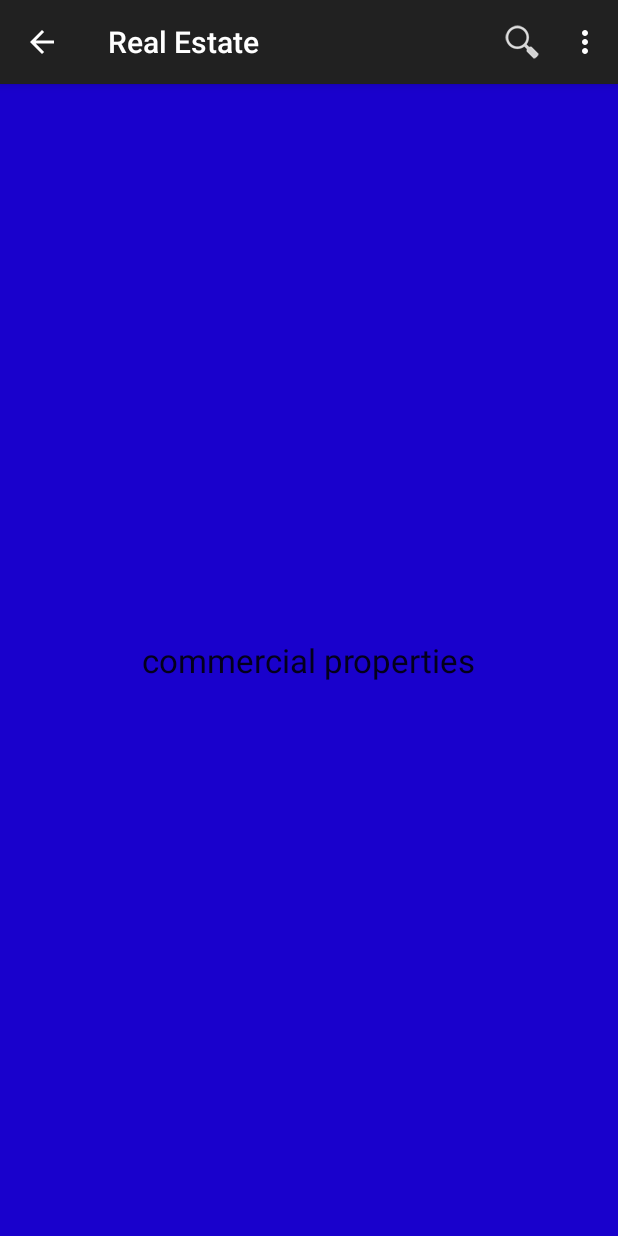
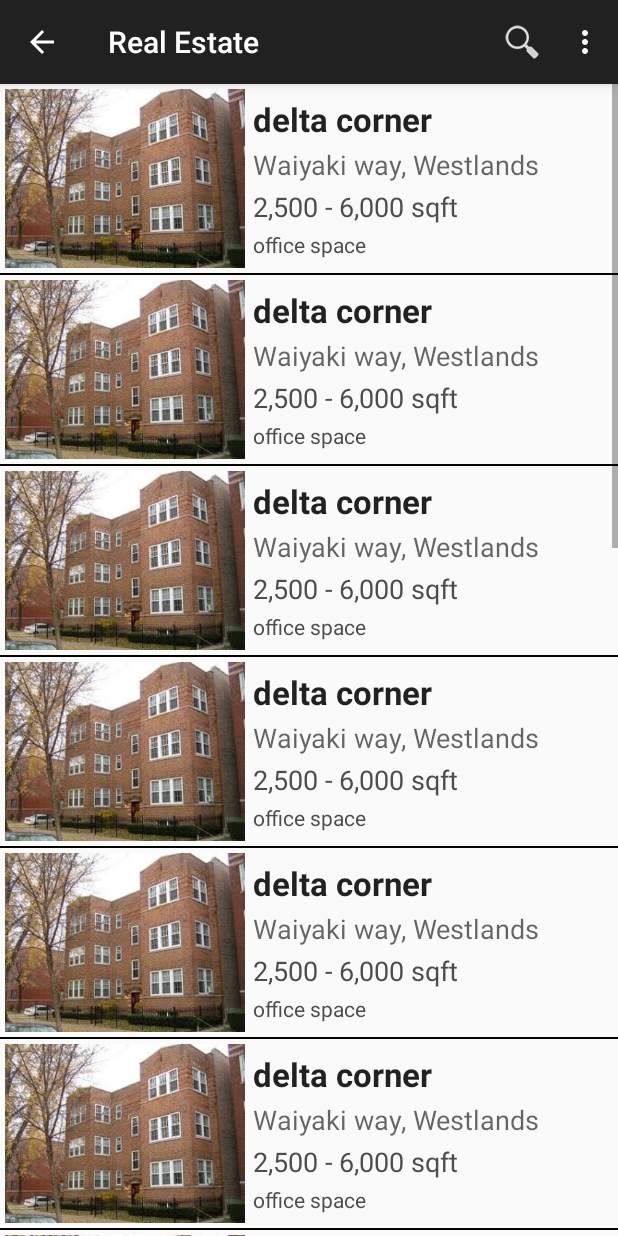
Before and after one commit to oguya/Real-Estate, an Android app: the fragment CommercialFrag placed in its activity, on a phone screen of 412 x 824 dp. Run offline under Robolectric (Android 15) with nearby library versions, the phone set to English and light mode, and no system bars; 2 statements that could not run were skipped.

Commit message:
handling db exceptions, commercial properties added

```diff
--- /dev/null
+++ b/keja/src/main/java/com/droid/keja/adapters/CommercialAdapter.java
@@ -0,0 +1,71 @@
+package com.droid.keja.adapters;
+
+import android.app.Activity;
+import android.view.LayoutInflater;
+import android.view.View;
+import android.view.ViewGroup;
+import android.widget.ArrayAdapter;
+import android.widget.ImageView;
+import android.widget.TextView;
+
+import com.droid.keja.R;
+import com.droid.keja.model.Commercial;
+
+import java.util.ArrayList;
+
+/**
+ * Created by james on 22/02/14.
+ */
+public class CommercialAdapter extends ArrayAdapter<Commercial> {
+
+    private Activity context;
+    private ArrayList<Commercial> commercialList;
+
+    private static class ViewHolder{
+        public ImageView property_img;
+        public TextView name_txt;
+        public TextView location_txt;
+        public TextView size_txt;
+        public TextView type_txt;
+    }
+
+    public CommercialAdapter(Activity context, ArrayList<Commercial> commercialList) {
+        super(context, R.layout.list_item_commercial, commercialList);
+
+        this.context = context;
+        this.commercialList = commercialList;
+    }
+
+
+    @Override
+    public View getView(int position, View convertView, ViewGroup parent){
+        View rowView = convertView;
+
+        if(rowView == null){
+            LayoutInflater inflater = context.getLayoutInflater();
+            rowView = inflater.inflate(R.layout.list_item_commercial, null);
+
+            ViewHolder viewHolder = new ViewHolder();
+            viewHolder.property_img = (ImageView)rowView.findViewById(R.id.list_property_img);
+            viewHolder.name_txt = (TextView)rowView.findViewById(R.id.property_name);
+            viewHolder.location_txt = (TextView)rowView.findViewById(R.id.property_location);
+            viewHolder.size_txt = (TextView)rowView.findViewById(R.id.property_size);
+            viewHolder.type_txt = (TextView)rowView.findViewById(R.id.property_type);
+
+            rowView.setTag(viewHolder);
+        }
+
+        ViewHolder viewHolder = (ViewHolder)rowView.getTag();
+
+        viewHolder.property_img.setImageResource(R.drawable.item_pic);
+        viewHolder.name_txt.setText(commercialList.get(position).getName());
+        viewHolder.location_txt.setText(commercialList.get(position).getLocation());
+        viewHolder.size_txt.setText(commercialList.get(position).getSize());
+        viewHolder.type_txt.setText(commercialList.get(position).getType());
+
+        //TODO add list scroll animation
+
+        return rowView;
+    }
+
+}
--- a/keja/src/main/java/com/droid/keja/adapters/HomeSaleAdapter.java
+++ b/keja/src/main/java/com/droid/keja/adapters/HomeSaleAdapter.java
@@ -59,7 +59,7 @@ public class HomeSaleAdapter extends ArrayAdapter<HomeSale> {
         ViewHolder viewHolder = (ViewHolder)rowView.getTag();
 
         String home_name = homeSaleList.get(position).getName();
-        viewHolder.price_txt.setText(homeSaleList.get(position).getPrice());
+        viewHolder.price_txt.setText("KES "+homeSaleList.get(position).getPrice());
         viewHolder.name_txt.setText(home_name);
         viewHolder.home_img.setImageResource(R.drawable.item_pic);
         viewHolder.location_txt.setText(homeSaleList.get(position).getLocation());
--- a/keja/src/main/java/com/droid/keja/db/DBAdapter.java
+++ b/keja/src/main/java/com/droid/keja/db/DBAdapter.java
@@ -3,6 +3,7 @@ package com.droid.keja.db;
 import android.content.Context;
 import android.database.Cursor;
 import android.database.sqlite.SQLiteDatabase;
+import android.database.sqlite.SQLiteException;
 import android.database.sqlite.SQLiteOpenHelper;
 import android.util.Log;
 import android.webkit.WebChromeClient;
@@ -45,7 +46,13 @@ public class DBAdapter {
     public ArrayList<HomeRent> getHomesRent(){
         ArrayList<HomeRent> homeRentList = new ArrayList<HomeRent>();
         String sql = "SELECT * FROM "+ Constants.TBL_HOMES+" where for_sale = 0";
-        Cursor cursor = db.rawQuery(sql, null);
+        Cursor cursor;
+        try{
+            cursor = db.rawQuery(sql, null);
+        }catch (SQLiteException ex){
+            Log.e(LOG_TAG, "exception in SQL: "+sql+". "+ex.getMessage());
+            return homeRentList;
+        }
 
         if(cursor.moveToFirst()){
             do{
@@ -73,7 +80,13 @@ public class DBAdapter {
     public ArrayList<HomeSale> getHomesSale(){
         ArrayList<HomeSale> homeSaleList = new ArrayList<HomeSale>();
         String sql = "SELECT * FROM "+ Constants.TBL_HOMES+" where for_sale = 1";
-        Cursor cursor = db.rawQuery(sql, null);
+        Cursor cursor;
+        try{
+            cursor = db.rawQuery(sql, null);
+        }catch (SQLiteException ex){
+            Log.e(LOG_TAG, "exception in SQL: "+sql+". "+ex.getMessage());
+            return homeSaleList;
+        }
 
         if(cursor.moveToFirst()){
             do{
@@ -102,7 +115,27 @@ public class DBAdapter {
     //return all homes for rent
     public ArrayList<Commercial> getCommercialProperties(){
         ArrayList<Commercial> commercialList = new ArrayList<Commercial>();
+        String sql = "SELECT * FROM "+Constants.TBL_COMMERCIAL;
+        Cursor cursor;
+        try{
+            cursor = db.rawQuery(sql, null);
+        }catch (SQLiteException ex){
+            Log.e(LOG_TAG, "exception in SQL: "+sql+". "+ex.getMessage());
+            return commercialList;
+        }
 
+        if (cursor.moveToFirst()){
+            do{
+                Commercial commercial = new Commercial();
+
+                commercial.setName(cursor.getString(cursor.getColumnIndex("name")));
+                commercial.setLocation(cursor.getString(cursor.getColumnIndex("location")));
+                commercial.setSize(cursor.getString(cursor.getColumnIndex("size")));
+                commercial.setType(cursor.getString(cursor.getColumnIndex("type")));
+
+                commercialList.add(commercial);
+            }while(cursor.moveToNext());
+        }
         return commercialList;
     }
 
--- a/keja/src/main/java/com/droid/keja/ui/frags/CommercialFrag.java
+++ b/keja/src/main/java/com/droid/keja/ui/frags/CommercialFrag.java
@@ -6,19 +6,36 @@ import android.support.v4.app.Fragment;
 import android.view.LayoutInflater;
 import android.view.View;
 import android.view.ViewGroup;
+import android.widget.AdapterView;
+import android.widget.ListView;
+import android.widget.TextView;
+import android.widget.Toast;
 
 import com.droid.keja.R;
+import com.droid.keja.adapters.CommercialAdapter;
+import com.droid.keja.db.DBAdapter;
+import com.droid.keja.model.Commercial;
+
+import java.util.ArrayList;
 
 /**
  * Created by james on 17/02/14.
  */
 public class CommercialFrag extends Fragment {
 
+    Activity context;
+    private final String LOG_TAG = "CommercialFrag";
+    private ListView listView;
+    private TextView no_itemsTXT;
+    public ArrayList<Commercial> commercialList;
+    private DBAdapter dbAdapter;
+
     public CommercialFrag(){}
 
     @Override
     public void onAttach(Activity activity){
         super.onAttach(activity);
+        this.context = activity;
     }
 
     @Override
@@ -26,7 +43,8 @@ public class CommercialFrag extends Fragment {
         View rootView = inflater.inflate(R.layout.frag_commercial, container, false);
 
         //init ui here
-
+        listView = (ListView)rootView.findViewById(R.id.commercial_list);
+        no_itemsTXT = (TextView)rootView.findViewById(R.id.no_items_txt);
         return rootView;
     }
 
@@ -41,16 +59,37 @@ public class CommercialFrag extends Fragment {
     public void onStart(){
         super.onStart();
 
+        dbAdapter = new DBAdapter(context);
+        dbAdapter.open();
+
+        commercialList = dbAdapter.getCommercialProperties();
+
+        //check for empty lists
+        if(commercialList.size() <= 0){
+            no_itemsTXT.setVisibility(View.VISIBLE);
+        }else{
+            listView.setAdapter(new CommercialAdapter(context, commercialList));
+            listView.setOnItemClickListener(listListener);
+        }
     }
+
+    private AdapterView.OnItemClickListener listListener = new AdapterView.OnItemClickListener() {
+        @Override
+        public void onItemClick(AdapterView<?> parent, View view, int position, long id) {
+            Toast.makeText(getActivity(), "item click: ", Toast.LENGTH_SHORT).show();
+        }
+    };
 
     @Override
     public void onResume(){
         super.onResume();
+        dbAdapter.open();
     }
 
     @Override
     public void onPause(){
         super.onPause();
+        dbAdapter.close();
     }
 
     @Override
--- a/keja/src/main/java/com/droid/keja/ui/frags/ForSaleFrag.java
+++ b/keja/src/main/java/com/droid/keja/ui/frags/ForSaleFrag.java
@@ -8,6 +8,7 @@ import android.view.View;
 import android.view.ViewGroup;
 import android.widget.AdapterView;
 import android.widget.ListView;
+import android.widget.TextView;
 import android.widget.Toast;
 
 import com.droid.keja.R;
@@ -23,6 +24,7 @@ import java.util.ArrayList;
 public class ForSaleFrag extends Fragment {
     private Activity context;
     private ListView listView;
+    private TextView no_itemsTXT;
     private DBAdapter dbAdapter;
     private ArrayList<HomeSale> homeSaleList;
 
@@ -40,6 +42,7 @@ public class ForSaleFrag extends Fragment {
 
         //init ui here
         listView = (ListView)rootView.findViewById(R.id.home_sale_list);
+        no_itemsTXT = (TextView)rootView.findViewById(R.id.no_items_txt);
         return rootView;
     }
 
@@ -57,8 +60,14 @@ public class ForSaleFrag extends Fragment {
         dbAdapter = new DBAdapter(context);
         dbAdapter.open();
         homeSaleList = dbAdapter.getHomesSale();
-        listView.setAdapter(new HomeSaleAdapter(context, homeSaleList));
-        listView.setOnItemClickListener(listViewListener);
+
+        //check for empty lists
+        if(homeSaleList.size() <= 0){
+            no_itemsTXT.setVisibility(View.VISIBLE);
+        }else{
+            listView.setAdapter(new HomeSaleAdapter(context, homeSaleList));
+            listView.setOnItemClickListener(listViewListener);
+        }
     }
 
     private AdapterView.OnItemClickListener listViewListener = new AdapterView.OnItemClickListener() {
--- a/keja/src/main/res/layout/frag_commercial.xml
+++ b/keja/src/main/res/layout/frag_commercial.xml
@@ -2,14 +2,28 @@
 <RelativeLayout
     xmlns:android="http://schemas.android.com/apk/res/android"
     android:layout_width="match_parent"
-    android:layout_height="match_parent"
-    android:background="#ff1901cc">
+    android:layout_height="match_parent">
 
+    <ListView
+        android:id="@+id/commercial_list"
+        android:layout_width="match_parent"
+        android:layout_height="match_parent"
+        android:choiceMode="singleChoice"
+        android:divider="@color/search_list_divider"
+        android:dividerHeight="1dp"
+        android:fastScrollEnabled="true"
+        android:fadeScrollbars="true"
+        android:listSelector="@drawable/search_list_selector"/>
+
+    <!-- no items list-->
     <TextView
+        android:id="@+id/no_items_txt"
+        android:layout_centerInParent="true"
         android:layout_width="wrap_content"
         android:layout_height="wrap_content"
-        android:textAppearance="?android:attr/textAppearanceLarge"
-        android:text="commercial properties"
-        android:id="@+id/textView"
-        android:layout_centerInParent="true"/>
+        android:text="@string/empty_list"
+        android:gravity="center"
+        android:visibility="gone"
+        android:textAppearance="?android:attr/textAppearanceLarge"/>
+
 </RelativeLayout>
--- a/keja/src/main/res/layout/list_item_commercial.xml
+++ b/keja/src/main/res/layout/list_item_commercial.xml
@@ -2,12 +2,13 @@
 <RelativeLayout
     xmlns:android="http://schemas.android.com/apk/res/android"
     android:layout_width="match_parent"
-    android:layout_height="match_parent">
+    android:layout_height="match_parent"
+    android:layout_margin="5dp">
 
     <LinearLayout
         android:orientation="horizontal"
         android:layout_width="match_parent"
-        android:paddingTop="10dp"
+        android:padding="3dp"
         android:layout_height="wrap_content">
 
         <ImageView
@@ -20,16 +21,12 @@
             android:maxHeight="150dp"
             android:scaleType="fitCenter"
             android:adjustViewBounds="true"
-            android:focusable="true"
-            android:clickable="true"
             android:contentDescription="@string/img_content_desc"
             android:layout_gravity="center|fill_horizontal" />
 
         <RelativeLayout
             android:layout_gravity="center_vertical"
             android:layout_marginLeft="5dp"
-            android:paddingTop="10dp"
-            android:paddingBottom="5dp"
             android:layout_width="0dp"
             android:layout_weight=".6"
             android:layout_height="wrap_content">
@@ -48,7 +45,7 @@
                 android:layout_below="@id/property_name"
                 android:layout_width="wrap_content"
                 android:layout_height="wrap_content"
-                android:layout_marginTop="5dp"
+                android:layout_marginTop="3dp"
                 android:textAppearance="?android:attr/textAppearanceMedium"/>
 
             <TextView
@@ -57,7 +54,7 @@
                 android:layout_below="@id/property_location"
                 android:layout_width="wrap_content"
                 android:layout_height="wrap_content"
-                android:layout_marginTop="5dp"
+                android:layout_marginTop="3dp"
                 android:textAppearance="?android:attr/textAppearanceMedium"
                 android:textColor="@color/extras_list_item"/>
 
@@ -67,7 +64,7 @@
                 android:layout_below="@id/property_size"
                 android:layout_width="wrap_content"
                 android:layout_height="wrap_content"
-                android:layout_marginTop="5dp"
+                android:layout_marginTop="3dp"
                 android:textAppearance="?android:attr/textAppearanceSmall"
                 android:textColor="@color/extras_list_item"/>
 
--- a/keja/src/main/res/values/strings.xml
+++ b/keja/src/main/res/values/strings.xml
@@ -54,4 +54,7 @@
     <string name="home_br_ba"> 2 br / 2 ba</string>
     <string name="home_type">Apartment</string>
 
+    <!--default vals-->
+    <string name="empty_list">No commercial properties available at the moment.\nPlease try again later</string>
+
 </resources>
```
Also changed, not shown: keja/src/main/java/com/droid/keja/ui/frags/ForRentFrag.java (+11 -4 lines), keja/src/main/res/layout/frag_for_rent.xml (+11 -0 lines), keja/src/main/res/layout/frag_for_sale.xml (+12 -0 lines), keja/src/main/res/layout/list_item_rent.xml (+5 -5 lines), keja/src/main/res/layout/list_item_sale.xml (+5 -5 lines), keja/src/main/res/raw/real_estate.sqlite.
